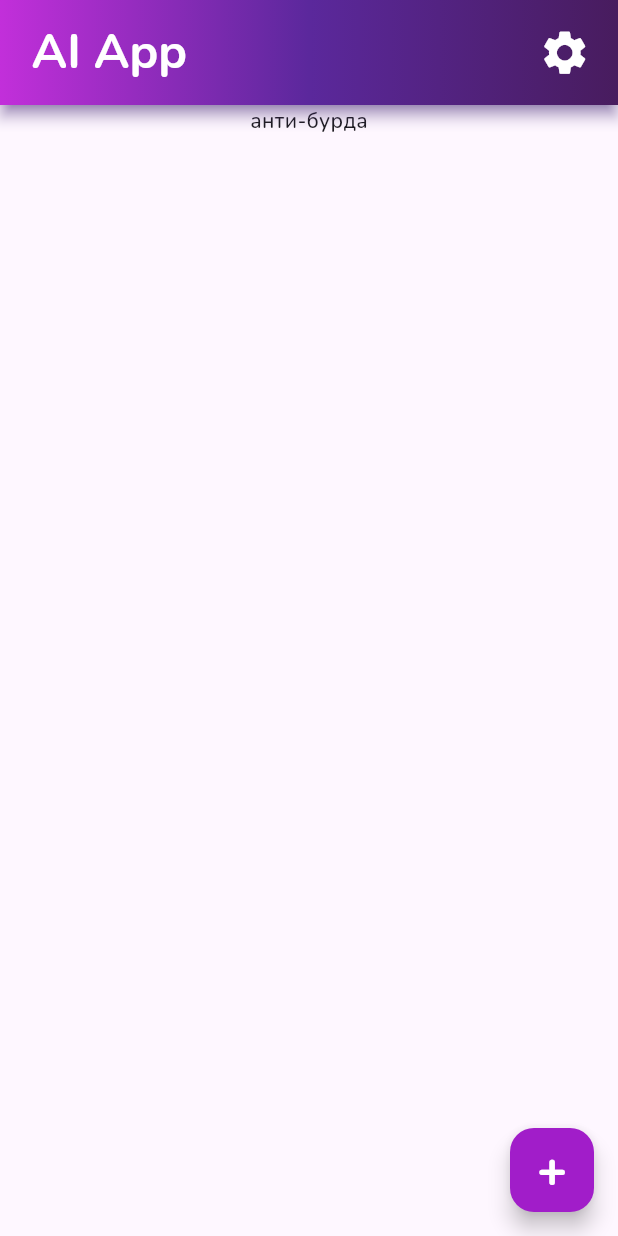
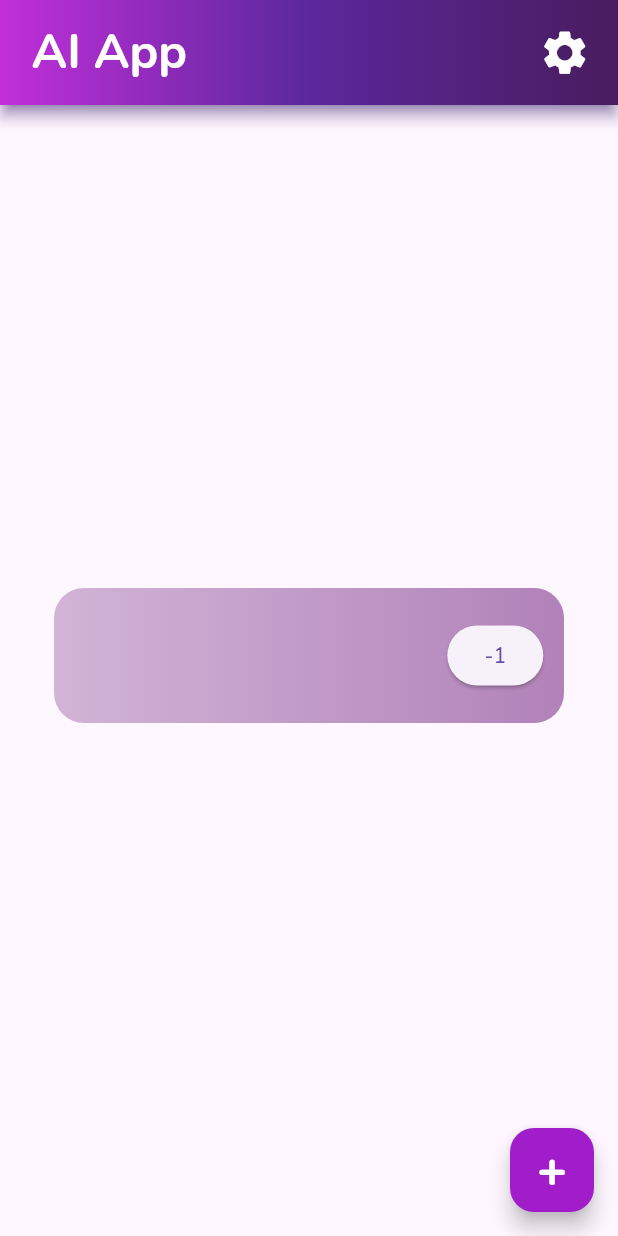
Before and after one commit to Proman2702/olymp, a Flutter app: the screen it shows after launch, after a tap on an icon or button, on a phone screen of 412 x 824 dp. Run offline on Flutter 3.47's test engine with Material 3 defaults, Android fonts, the phone set to English and light mode, and no system bars.

Commit message:
working2.2

```diff
--- /dev/null
+++ b/lib/features/tiles_list/tile.dart
@@ -0,0 +1,21 @@
+import 'package:flutter/material.dart';
+import 'package:my_app/src/colors/gradients/tile.dart';
+
+class ContainerTile extends Container {
+  final int num;
+  final child;
+
+  ContainerTile({
+    required this.num,
+    this.child,
+  }) : super(
+          alignment: Alignment(0.9, 0),
+          height: 90,
+          width: 340,
+          decoration: BoxDecoration(
+            gradient: TileGrad(),
+            borderRadius: BorderRadius.all(Radius.circular(20)),
+          ),
+        );
+  int get getNum => num;
+}
--- a/lib/main.dart
+++ b/lib/main.dart
@@ -1,7 +1,8 @@
 // ignore_for_file: prefer_const_constructors
 
 import 'package:flutter/material.dart';
-import 'package:my_app/src/colors/appbar_grad.dart';
+import 'package:my_app/src/colors/gradients/appbar.dart';
+import 'package:my_app/features/tiles_list/tile.dart';
 
 void main() => runApp(App());
 
@@ -17,8 +18,39 @@ class App extends StatelessWidget {
   }
 }
 
-class HomePage extends StatelessWidget {
+class HomePage extends StatefulWidget {
   const HomePage({super.key});
+
+  @override
+  State<HomePage> createState() => _HomePageState();
+}
+
+class _HomePageState extends State<HomePage> {
+  List<Widget> playTiles = [];
+  int num = -1;
+
+  void removeTile(n) {
+    playTiles.removeAt(n);
+    num--;
+    setState(() {});
+  }
+
+  void addTile() {
+    playTiles.add(Column(
+      children: [
+        ContainerTile(
+            num: num,
+            child: ElevatedButton(
+                onPressed: () {
+                  removeTile(this.num);
+                },
+                child: Text("$num"))),
+        SizedBox(height: 20)
+      ],
+    ));
+    num++;
+    setState(() {});
+  }
 
   @override
   Widget build(BuildContext context) {
@@ -29,7 +61,7 @@ class HomePage extends StatelessWidget {
           shadowColor: Colors.deepPurple,
           leadingWidth: 20,
           flexibleSpace: Container(
-            decoration: BoxDecoration(gradient: MainGrad()),
+            decoration: BoxDecoration(gradient: AppbarGrad()),
           ),
           title: Container(
             padding: const EdgeInsets.all(5),
@@ -50,15 +82,19 @@ class HomePage extends StatelessWidget {
               color: Colors.white,
               iconSize: 35,
             ),
-            Container(width: 10)
+            SizedBox(width: 10)
           ]),
       body: Center(
-          child: Container(
-        child: Column(children: <Widget>[Text("анти-бурда")]),
-      )),
+        child: SingleChildScrollView(
+            child: Column(
+          children: playTiles,
+        )),
+      ),
       floatingActionButton: FloatingActionButton(
         backgroundColor: const Color.fromARGB(255, 161, 29, 201),
-        onPressed: () {},
+        onPressed: () {
+          addTile();
+        },
         child: const Center(
             child: Text(
           "+",
@@ -82,7 +118,7 @@ class SettingsPage extends StatelessWidget {
           shadowColor: Colors.deepPurple,
           leadingWidth: 50,
           flexibleSpace: Container(
-            decoration: BoxDecoration(gradient: MainGrad()),
+            decoration: BoxDecoration(gradient: AppbarGrad()),
           ),
           leading: IconButton(
             onPressed: () {
--- a/lib/src/colors/colors.dart
+++ b/lib/src/colors/colors.dart
@@ -1,6 +1,6 @@
 class CustomColors {
   final List<int> appbarGrad = [0xffc22fda, 0xff5b289c, 0xff481c5e];
-  final List<int> backgroundGrad = [0xffd1B4d6, 0xffb182b9];
+  final List<int> tileGrad = [0xffd1B4d6, 0xffb182b9];
 
   int main = 0xff743f82;
   int bright = 0xff761e95;
@@ -8,7 +8,7 @@ class CustomColors {
   int shadow = 0xffd9d9d9;
 
   List<int> get getAppbarGrad => appbarGrad;
-  List<int> get getBackgroundGrad => backgroundGrad;
+  List<int> get getTileGrad => tileGrad;
 
   int get getMain => main;
   int get getBright => bright;
--- /dev/null
+++ b/lib/src/colors/gradients/appbar.dart
@@ -0,0 +1,17 @@
+import 'package:flutter/material.dart';
+import 'package:my_app/src/colors/colors.dart';
+
+// ignore: must_be_immutable
+class AppbarGrad extends LinearGradient {
+  AppbarGrad()
+      : super(
+          colors: [
+            Color(CustomColors().getAppbarGrad[0]),
+            Color(CustomColors().getAppbarGrad[1]),
+            Color(CustomColors().getAppbarGrad[2])
+          ],
+          begin: Alignment.centerLeft,
+          end: Alignment.centerRight,
+          tileMode: TileMode.decal,
+        );
+}
--- a/lib/src/colors/appbar_grad.dart
+++ b/lib/src/colors/gradients/tile.dart
@@ -2,13 +2,12 @@ import 'package:flutter/material.dart';
 import 'package:my_app/src/colors/colors.dart';
 
 // ignore: must_be_immutable
-class MainGrad extends LinearGradient {
-  MainGrad()
+class TileGrad extends LinearGradient {
+  TileGrad()
       : super(
           colors: [
-            Color(CustomColors().getAppbarGrad[0]),
-            Color(CustomColors().getAppbarGrad[1]),
-            Color(CustomColors().getAppbarGrad[2])
+            Color(CustomColors().getTileGrad[0]),
+            Color(CustomColors().getTileGrad[1])
           ],
           begin: Alignment.centerLeft,
           end: Alignment.centerRight,
```
